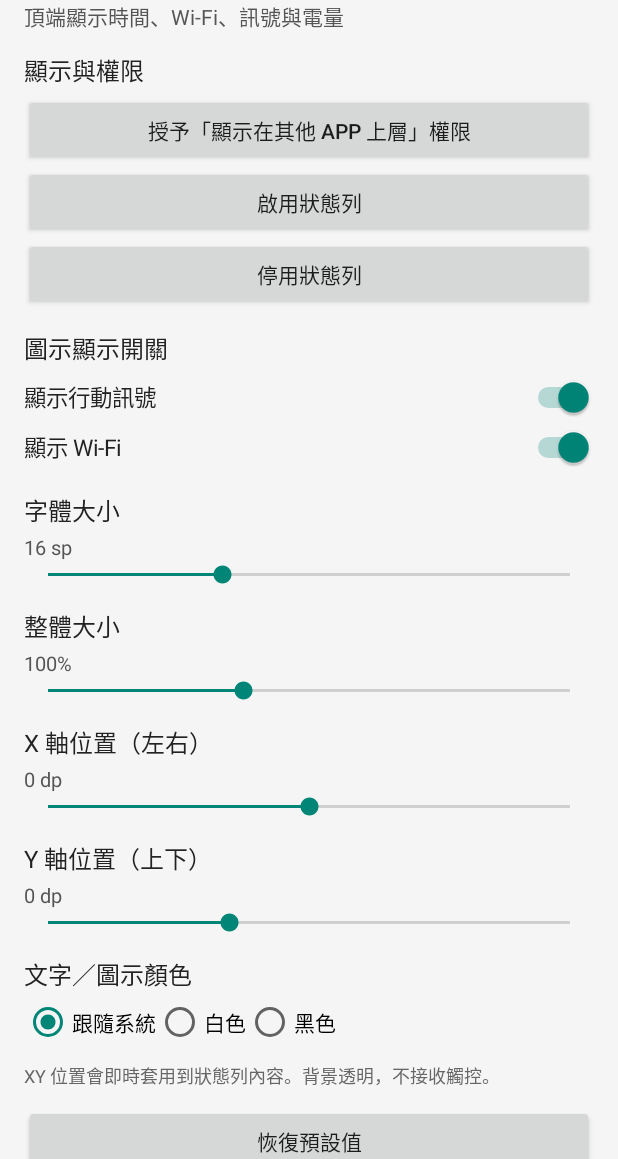
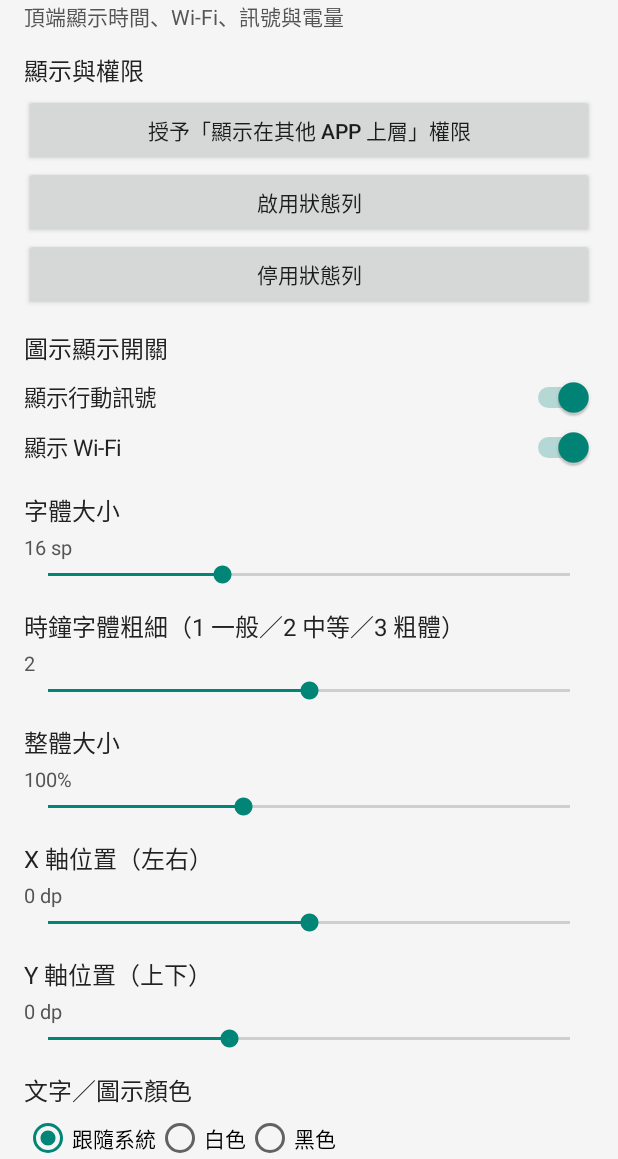
Before and after one commit to edisoneden527787-lab/DynamicIslandPro, an Android app: the screen it shows after launch (MainActivity), on a phone screen of 412 x 824 dp, the part 77-1236 px from its top. Run offline under Robolectric (Android 15) with nearby library versions, the phone set to English and light mode, and no system bars.

Commit message:
Add adjustable clock font weight setting

```diff
--- a/app/src/main/java/com/rui/statusbar/MainActivity.kt
+++ b/app/src/main/java/com/rui/statusbar/MainActivity.kt
@@ -59,6 +59,8 @@ class MainActivity : Activity() {
 
         root.addView(label("字體大小"))
         addSlider(root, 10, 28, prefs.getInt("font", 16), " sp") { prefs.edit().putInt("font", it).apply(); refresh() }
+        root.addView(label("時鐘字體粗細（1 一般／2 中等／3 粗體）"))
+        addSlider(root, 1, 3, prefs.getInt("clockWeight", 2), "") { prefs.edit().putInt("clockWeight", it).apply(); refresh() }
         root.addView(label("整體大小"))
         addSlider(root, 70, 150, prefs.getInt("scale", 100), "%") { prefs.edit().putInt("scale", it).apply(); refresh() }
         root.addView(label("X 軸位置（左右）"))
```
